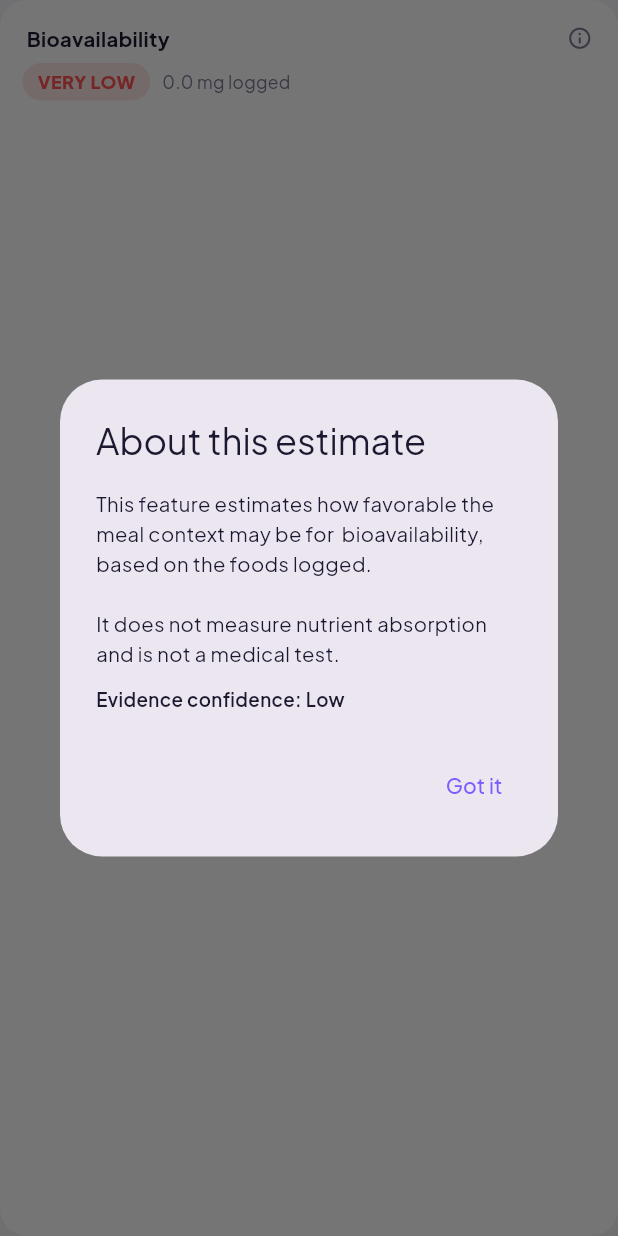
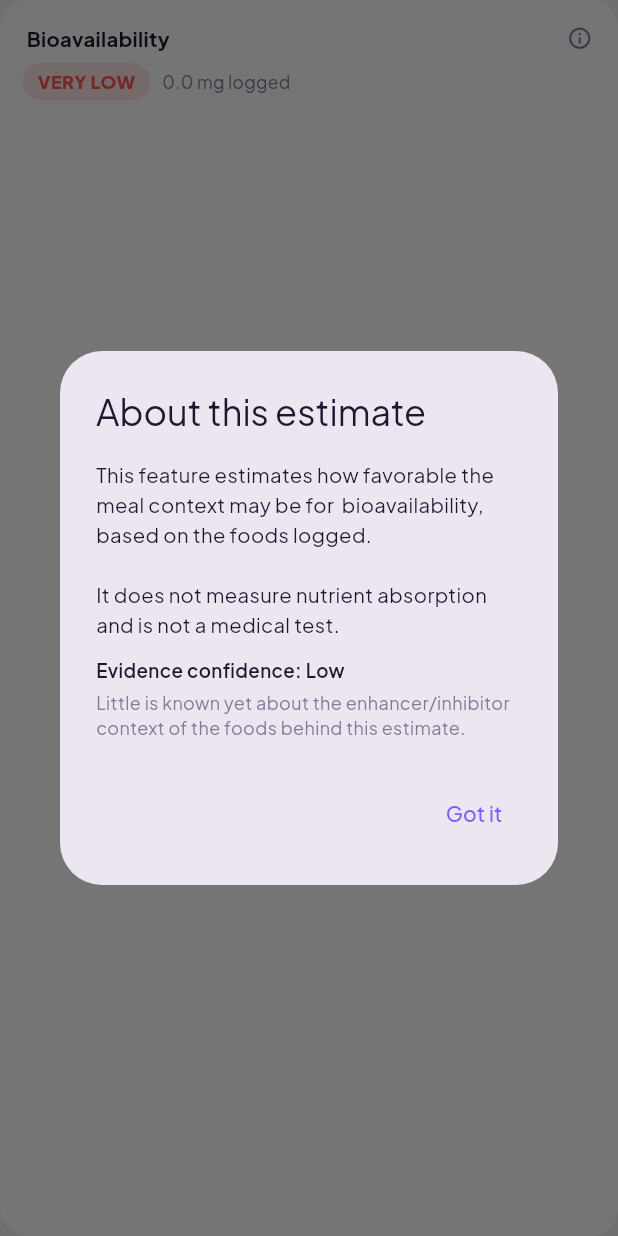
Before and after one commit to durgesh4199/Fitness-helper, a Flutter app: the BioavailabilityCard widget shown alone on an empty page, opened directly with empty values, after a tap on the "info outline" icon, on a phone screen of 412 x 824 dp. Run offline on Flutter 3.47's test engine with Material 3 defaults, Android fonts, the phone set to English and light mode, and no system bars; our stand-ins replace cloud_firestore, csv, file_picker, firebase_auth, firebase_core, fl_chart and 11 more; missing offline and left inert: health; accounts and stored records are empty.

Commit message:
Bioavailability Batch 7: evidence metadata polish + PDF report integration
- EvidenceConfidence gains a .description extension getter — a plain-
  language explanation of what "High"/"Medium"/"Low" confidence actually
  means here (how much per-food enhancer/inhibitor data backs the
  estimate), not just the bare word. Wired into the "About this estimate"
  dialog, right below the confidence label.
- Removed NutrientInteractionType and DataQuality: both enums were
  defined in Batch 1 but never wired into any analyzer, widget, or test —
  dead code, same as the unreachable "unknown" Iron level branch removed
  earlier in this feature. If per-fact data-quality tracking is wanted
  later, it should be added when something actually consumes it.
- HealthReportService (the existing doctor-facing PDF export) gains a
  "Nutrient Bioavailability Context (Today)" section: runs the same
  Iron/Protein/Zinc/Calcium analyzers used on the Diet screen against
  today's logs and lists each nutrient's level and evidence confidence.
  Explicitly labeled as a context estimate, not a measured amount, same
  as every other bioavailability surface in the app. Omitted entirely
  when there's nothing to show yet (no bioavailability estimates today).

flutter analyze: clean. flutter test -j 1: 204/204 passing.

Note: HealthReportService has no existing unit tests (it depends on
path_provider/share_plus plugins with no established mock harness in
this codebase) — this change follows that existing precedent rather than
introducing new test infrastructure for it in this batch.

```diff
--- a/lib/models/bioavailability.dart
+++ b/lib/models/bioavailability.dart
@@ -26,14 +26,19 @@ extension EvidenceConfidenceX on EvidenceConfidence {
         EvidenceConfidence.medium => 'Medium',
         EvidenceConfidence.high => 'High',
       };
+
+  /// Plain-language explanation of what this confidence level actually
+  /// means here, shown in the "About this estimate" dialog — evidence
+  /// metadata a reader can act on, not just a bare word.
+  String get description => switch (this) {
+        EvidenceConfidence.high =>
+          'Most of the foods contributing to this estimate have known enhancer/inhibitor data.',
+        EvidenceConfidence.medium =>
+          'Some of the foods contributing to this estimate have known data; the rest are unassessed.',
+        EvidenceConfidence.low =>
+          'Little is known yet about the enhancer/inhibitor context of the foods behind this estimate.',
+      };
 }
-
-enum NutrientInteractionType { enhancer, inhibitor, contextual }
-
-/// How reliable a piece of food data is, for internal bookkeeping — not
-/// shown verbatim to users, but available to widget code that wants to
-/// signal "unknown" differently from "known but estimated".
-enum DataQuality { verified, sourced, estimated, unknown }
 
 /// A summary of one meal (or a day's worth of logs), built purely from
 /// what's already in [FoodLog] — no network calls, no guessed values. Every
--- a/lib/widgets/bioavailability_card.dart
+++ b/lib/widgets/bioavailability_card.dart
@@ -112,6 +112,11 @@ class BioavailabilityCard extends StatelessWidget {
             ),
             const SizedBox(height: 12),
             Text('Evidence confidence: ${estimate.confidence.label}', style: const TextStyle(fontSize: 12.5, fontWeight: FontWeight.w600)),
+            const SizedBox(height: 4),
+            Text(
+              estimate.confidence.description,
+              style: TextStyle(fontSize: 12, color: context.colors.textSecondary),
+            ),
           ],
         ),
         actions: [TextButton(onPressed: () => Navigator.of(ctx).pop(), child: const Text('Got it'))],
```
Also changed, not shown: lib/services/health_report_service.dart (+27 -0 lines), 1 other file.
